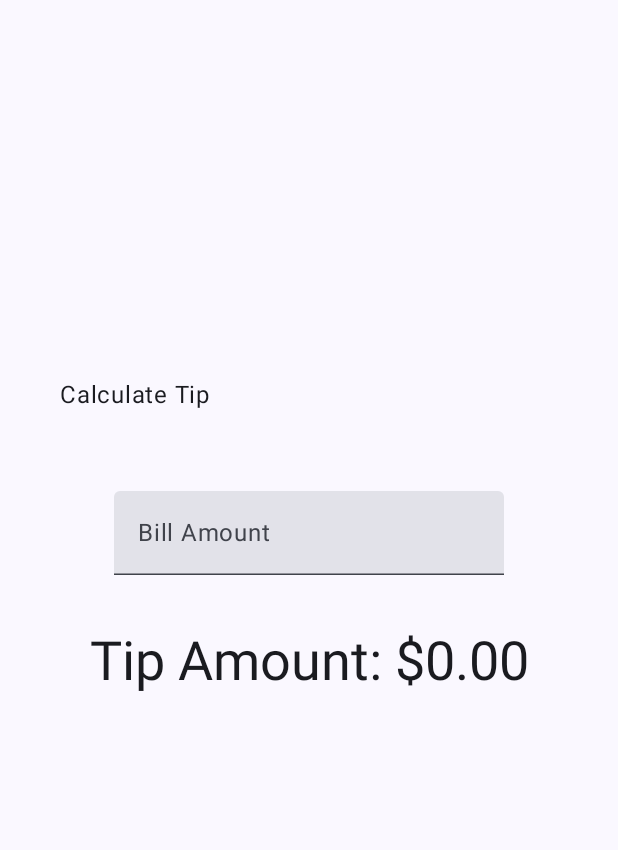
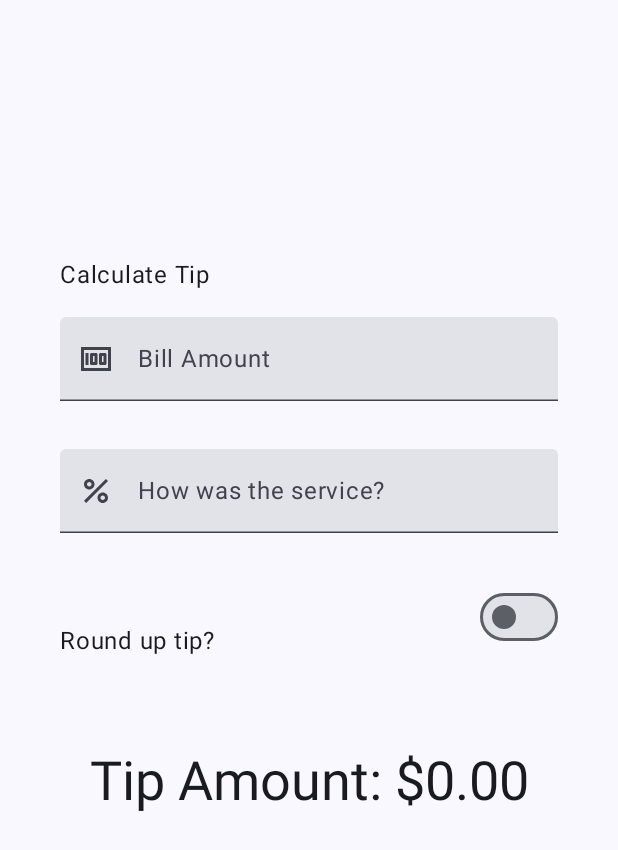
Before and after one commit to gracedelohi2024/Tip-Calculator-2, an Android app built with Jetpack Compose: the screen it shows after launch (MainActivity), on a phone screen of 412 x 824 dp. Shown: the top 850 px of the screen. Run offline under Robolectric (Android 15) with nearby library versions, the phone set to English and light mode, and no system bars.

Commit message:
premier commit

```diff
--- a/app/src/main/java/com/example/tipcalculator/MainActivity.kt
+++ b/app/src/main/java/com/example/tipcalculator/MainActivity.kt
@@ -1,9 +1,13 @@
 package com.example.tipcalculator
 
+import androidx.compose.foundation.layout.Row
+import androidx.compose.material3.Switch
 import android.os.Bundle
 import androidx.activity.ComponentActivity
 import androidx.activity.compose.setContent
 import androidx.activity.enableEdgeToEdge
+import androidx.annotation.DrawableRes
+import androidx.annotation.StringRes
 import androidx.compose.foundation.layout.Arrangement
 import androidx.compose.foundation.layout.Column
 import androidx.compose.foundation.layout.Spacer
@@ -11,9 +15,10 @@ import androidx.compose.foundation.layout.fillMaxSize
 import androidx.compose.foundation.layout.fillMaxWidth
 import androidx.compose.foundation.layout.height
 import androidx.compose.foundation.layout.padding
-import androidx.compose.foundation.layout.safeDrawingPadding
-import androidx.compose.foundation.layout.statusBarsPadding
+import androidx.compose.foundation.rememberScrollState
 import androidx.compose.foundation.text.KeyboardOptions
+import androidx.compose.foundation.verticalScroll
+import androidx.compose.material3.Icon
 import androidx.compose.material3.MaterialTheme
 import androidx.compose.material3.Surface
 import androidx.compose.material3.Text
@@ -25,12 +30,16 @@ import androidx.compose.runtime.remember
 import androidx.compose.runtime.setValue
 import androidx.compose.ui.Alignment
 import androidx.compose.ui.Modifier
+import androidx.compose.ui.res.painterResource
 import androidx.compose.ui.res.stringResource
+import androidx.compose.ui.text.input.ImeAction
 import androidx.compose.ui.text.input.KeyboardType
 import androidx.compose.ui.tooling.preview.Preview
 import androidx.compose.ui.unit.dp
+import androidx.compose.foundation.layout.wrapContentWidth
 import com.example.tipcalculator.ui.theme.TipCalculatorTheme
 import java.text.NumberFormat
+import kotlin.math.ceil
 
 class MainActivity : ComponentActivity() {
     override fun onCreate(savedInstanceState: Bundle?) {
@@ -50,11 +59,17 @@ class MainActivity : ComponentActivity() {
 
 @Composable
 fun TipTimeLayout() {
+    var amountInput by remember { mutableStateOf("") }
+    var tipInput by remember { mutableStateOf("") }
+    var roundUP by remember { mutableStateOf(false) }
+    val amount = amountInput.toDoubleOrNull() ?: 0.0
+    val tipPercent = tipInput.toDoubleOrNull() ?: 0.0
+    val tip = calculateTip(amount,tipPercent, roundUP)
+
     Column(
         modifier = Modifier
-            .statusBarsPadding()
             .padding(horizontal = 40.dp)
-            .safeDrawingPadding(),
+            .verticalScroll(rememberScrollState()),
         horizontalAlignment = Alignment.CenterHorizontally,
         verticalArrangement = Arrangement.Center
     ) {
@@ -64,12 +79,88 @@ fun TipTimeLayout() {
                 .padding(bottom = 16.dp, top = 40.dp)
                 .align(alignment = Alignment.Start)
         )
-        EdithNumberField(Modifier.padding(36.dp).fillMaxWidth())
+        EditNumberField(
+            label = R.string.bill_amount,
+            leadingIcon = R.drawable.money,
+            keyboardOptions = KeyboardOptions.Default.copy(
+                keyboardType = KeyboardType.Number,
+                imeAction = ImeAction.Next
+            ),
+            value = amountInput,
+            onValueChange = { amountInput = it },
+            modifier = Modifier
+                .padding(bottom = 32.dp)
+                .fillMaxWidth()
+        )
+        EditNumberField(
+            label = R.string.how_was_the_service,
+            leadingIcon = R.drawable.percent,
+            keyboardOptions = KeyboardOptions.Default.copy(
+                keyboardType = KeyboardType.Number,
+                imeAction = ImeAction.Done
+            ),
+            value = tipInput,
+            onValueChange = { tipInput = it },
+            modifier = Modifier
+                .padding(bottom = 32.dp)
+                .fillMaxWidth()
+        )
+
+
+        RoundTheTipRow(
+            roundUP = roundUP,
+            onRoundUpChanged = { roundUP = it },
+            modifier = Modifier
+                .padding(bottom = 32.dp)
+        )
+
         Text(
-            text = stringResource(R.string.tip_amount, "$0.00"),
+            text = stringResource(R.string.tip_amount, tip),
             style = MaterialTheme.typography.displaySmall
         )
         Spacer(modifier = Modifier.height(150.dp))
+    }
+}
+@Composable
+fun EditNumberField(
+    @StringRes label: Int,
+    @DrawableRes leadingIcon: Int,
+    keyboardOptions: KeyboardOptions,
+    value: String,
+    onValueChange: (String) -> Unit,
+    modifier: Modifier = Modifier,
+) {
+    TextField(
+        value = value,
+        leadingIcon = { Icon(painter = painterResource(id = leadingIcon), contentDescription = null) },
+        onValueChange = onValueChange,
+        modifier = modifier,
+        singleLine = true,
+        label = { Text(stringResource(label)) },
+        keyboardOptions = keyboardOptions
+    )
+}
+
+@Composable
+fun  RoundTheTipRow(
+    roundUP: Boolean,
+    onRoundUpChanged: (Boolean) ->Unit,
+    modifier: Modifier = Modifier
+) {
+    Row(
+        modifier = modifier
+            .fillMaxWidth(),
+        verticalAlignment = Alignment.CenterVertically
+    ) {
+        Text(text = stringResource(R.string.round_up_tip))
+        Switch(
+            modifier = modifier
+                .fillMaxWidth()
+                .wrapContentWidth(Alignment.End),
+            checked = roundUP,
+            onCheckedChange = onRoundUpChanged
+        )
+
     }
 }
 
@@ -78,24 +169,19 @@ fun TipTimeLayout() {
  * according to the local currency.
  * Example would be "$10.00".
  */
-private fun calculateTip(amount: Double, tipPercent: Double = 15.0): String {
-    val tip = tipPercent / 100 * amount
+
+private fun calculateTip(
+    amount: Double,
+    tipPercent: Double = 15.0,
+    roundUP: Boolean
+): String {
+    var tip = tipPercent / 100 * amount
+    if (roundUP) {
+        tip = ceil(tip)
+    }
     return NumberFormat.getCurrencyInstance().format(tip)
 }
-@Composable
-fun EdithNumberField(modifier: Modifier){
-    var amountInput by remember { mutableStateOf("") }
-    val amount = amountInput.toDoubleOrNull() ?: 0.0
-    val tip = calculateTip(amount)
 
-    TextField(
-        value = amountInput,
-        onValueChange = {amountInput = it }, label = { Text(stringResource(R.string.bill_amount)) },
-        keyboardOptions = KeyboardOptions(keyboardType = KeyboardType.Number),
-        singleLine = true,
-        modifier  = modifier.fillMaxWidth(),
-        )
-}
 
 @Preview(showBackground = true)
 @Composable
--- a/app/src/main/res/values/strings.xml
+++ b/app/src/main/res/values/strings.xml
@@ -15,8 +15,11 @@
   ~ limitations under the License.
   -->
 <resources>
-    <string name="app_name">Tip Time</string>
     <string name="calculate_tip">Calculate Tip</string>
     <string name="bill_amount">Bill Amount</string>
-    <string name="tip_amount">Tip Amount: %s</string>
+    <string name="how_was_the_service">How was the service?</string>
+    <string name="round_up_tip">Round up tip?</string>
+    <string name="tip_amount">Tip Amount: %1$s</string>
+    <string name="app_name">Tip Time</string>
+
 </resources>
```
